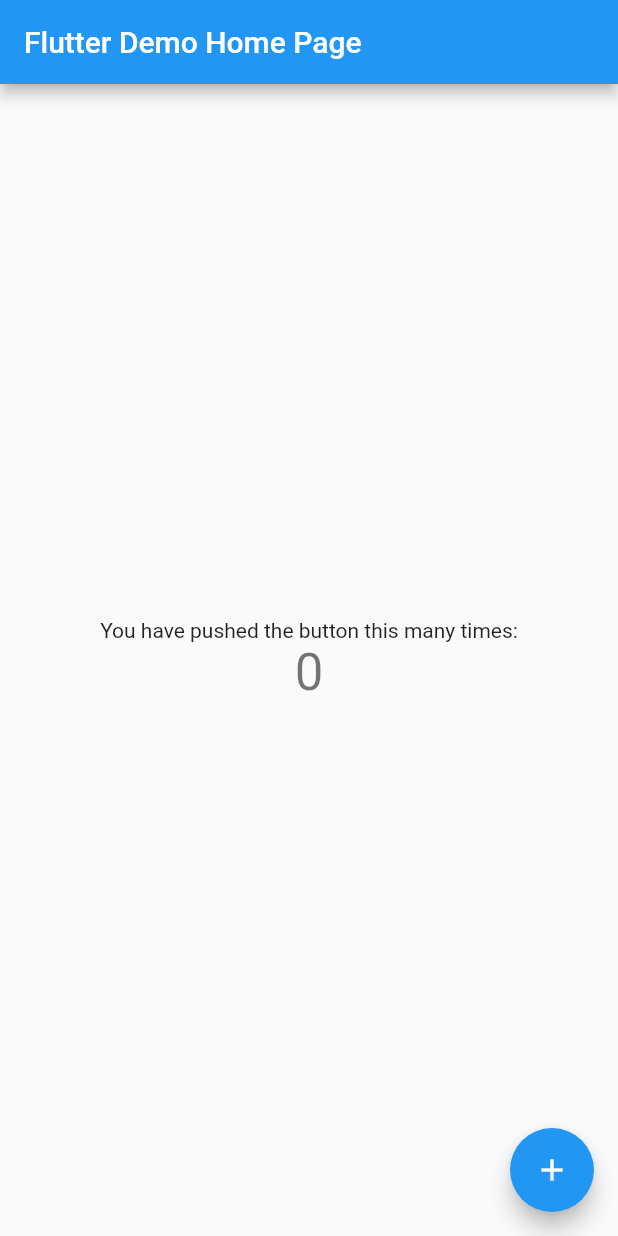
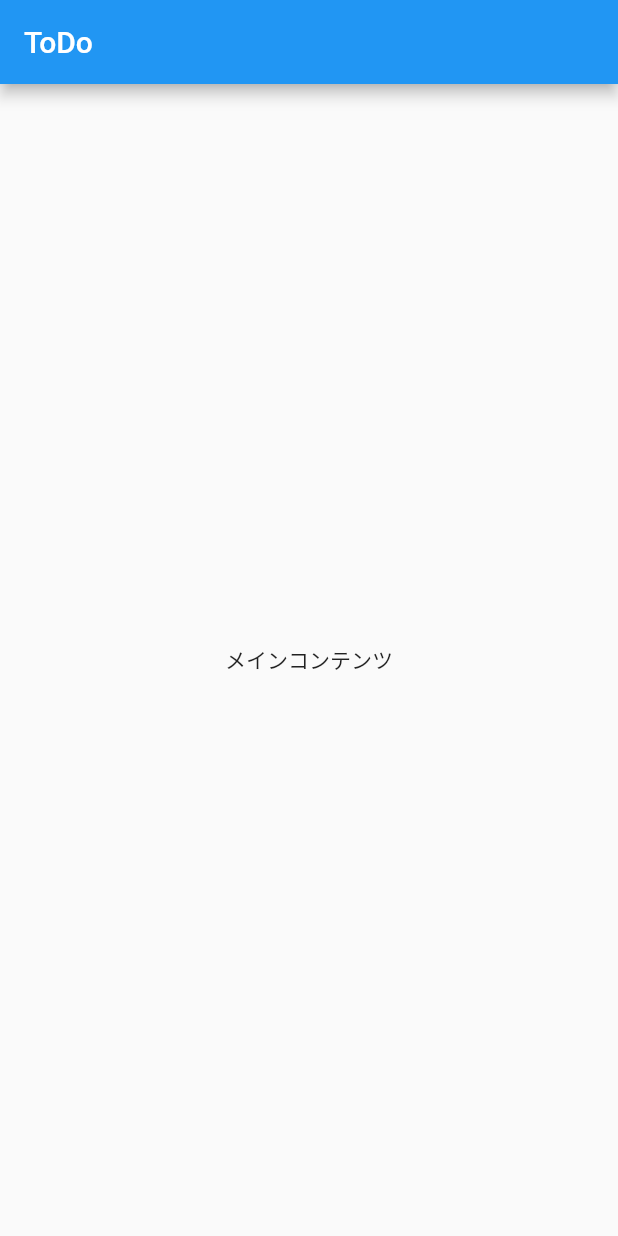
Before and after one commit to HeRoMo/flutter_practice, a Flutter app: the screen it shows after launch, on a phone screen of 412 x 824 dp. Run offline on Flutter 3.47's test engine with Material 2 defaults, Android fonts, the phone set to English and light mode, and no system bars.

Commit message:
display app title

```diff
--- a/analysis_options.yaml
+++ b/analysis_options.yaml
@@ -25,6 +25,7 @@ linter:
     # avoid_print: false  # Uncomment to disable the `avoid_print` rule
     # prefer_single_quotes: true  # Uncomment to enable the `prefer_single_quotes` rule
     use_build_context_synchronously: false
+    prefer_const_constructors: true
 
 # Additional information about this file can be found at
 # https://dart.dev/guides/language/analysis-options
--- a/lib/main.dart
+++ b/lib/main.dart
@@ -1,115 +1,31 @@
 import 'package:flutter/material.dart';
 
 void main() {
-  runApp(const MyApp());
+  runApp(const App());
 }
 
-class MyApp extends StatelessWidget {
-  const MyApp({super.key});
+class App extends StatelessWidget {
+  const App({Key? key}) : super(key: key);
 
-  // This widget is the root of your application.
   @override
   Widget build(BuildContext context) {
-    return MaterialApp(
-      title: 'Flutter Demo',
-      theme: ThemeData(
-        // This is the theme of your application.
-        //
-        // Try running your application with "flutter run". You'll see the
-        // application has a blue toolbar. Then, without quitting the app, try
-        // changing the primarySwatch below to Colors.green and then invoke
-        // "hot reload" (press "r" in the console where you ran "flutter run",
-        // or simply save your changes to "hot reload" in a Flutter IDE).
-        // Notice that the counter didn't reset back to zero; the application
-        // is not restarted.
-        primarySwatch: Colors.blue,
-      ),
-      home: const MyHomePage(title: 'Flutter Demo Home Page'),
+    return const MaterialApp(
+      home: HomeScreen(),
     );
   }
 }
 
-class MyHomePage extends StatefulWidget {
-  const MyHomePage({super.key, required this.title});
-
-  // This widget is the home page of your application. It is stateful, meaning
-  // that it has a State object (defined below) that contains fields that affect
-  // how it looks.
-
-  // This class is the configuration for the state. It holds the values (in this
-  // case the title) provided by the parent (in this case the App widget) and
-  // used by the build method of the State. Fields in a Widget subclass are
-  // always marked "final".
-
-  final String title;
-
-  @override
-  State<MyHomePage> createState() => _MyHomePageState();
-}
-
-class _MyHomePageState extends State<MyHomePage> {
-  int _counter = 0;
-
-  void _incrementCounter() {
-    setState(() {
-      // This call to setState tells the Flutter framework that something has
-      // changed in this State, which causes it to rerun the build method below
-      // so that the display can reflect the updated values. If we changed
-      // _counter without calling setState(), then the build method would not be
-      // called again, and so nothing would appear to happen.
-      _counter++;
-    });
-  }
+class HomeScreen extends StatelessWidget {
+  const HomeScreen({Key? key}) : super(key: key);
 
   @override
   Widget build(BuildContext context) {
-    // This method is rerun every time setState is called, for instance as done
-    // by the _incrementCounter method above.
-    //
-    // The Flutter framework has been optimized to make rerunning build methods
-    // fast, so that you can just rebuild anything that needs updating rather
-    // than having to individually change instances of widgets.
     return Scaffold(
-      appBar: AppBar(
-        // Here we take the value from the MyHomePage object that was created by
-        // the App.build method, and use it to set our appbar title.
-        title: Text(widget.title),
-      ),
-      body: Center(
-        // Center is a layout widget. It takes a single child and positions it
-        // in the middle of the parent.
-        child: Column(
-          // Column is also a layout widget. It takes a list of children and
-          // arranges them vertically. By default, it sizes itself to fit its
-          // children horizontally, and tries to be as tall as its parent.
-          //
-          // Invoke "debug painting" (press "p" in the console, choose the
-          // "Toggle Debug Paint" action from the Flutter Inspector in Android
-          // Studio, or the "Toggle Debug Paint" command in Visual Studio Code)
-          // to see the wireframe for each widget.
-          //
-          // Column has various properties to control how it sizes itself and
-          // how it positions its children. Here we use mainAxisAlignment to
-          // center the children vertically; the main axis here is the vertical
-          // axis because Columns are vertical (the cross axis would be
-          // horizontal).
-          mainAxisAlignment: MainAxisAlignment.center,
-          children: <Widget>[
-            const Text(
-              'You have pushed the button this many times:',
-            ),
-            Text(
-              '$_counter',
-              style: Theme.of(context).textTheme.headlineMedium,
-            ),
-          ],
+        appBar: AppBar(
+          title: const Text('ToDo'),
         ),
-      ),
-      floatingActionButton: FloatingActionButton(
-        onPressed: _incrementCounter,
-        tooltip: 'Increment',
-        child: const Icon(Icons.add),
-      ), // This trailing comma makes auto-formatting nicer for build methods.
-    );
+        body: const Center(
+          child: Text('メインコンテンツ'),
+        ));
   }
 }
```
